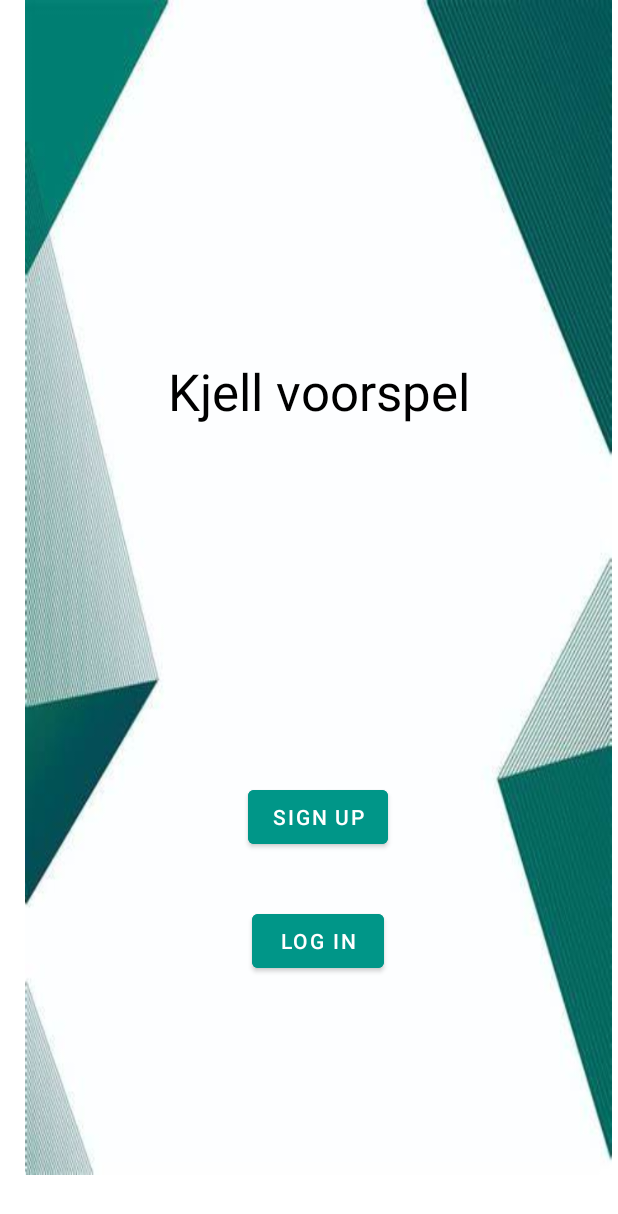
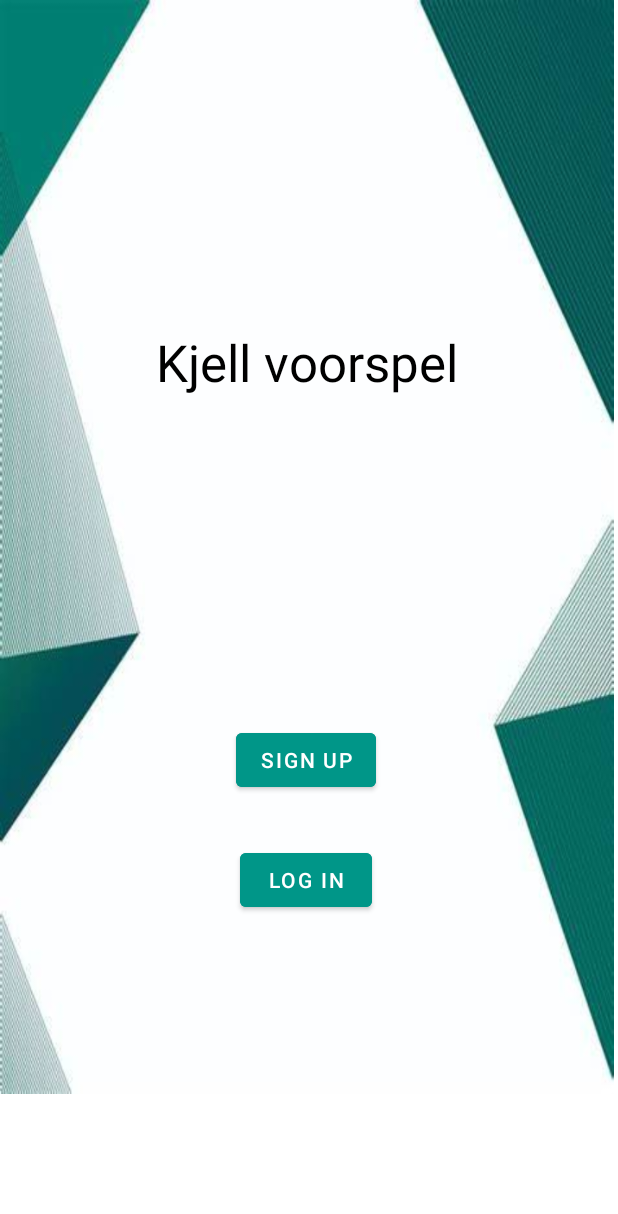
Before and after one commit to kalebatserkoen/kjellwalter2, an Android app: the screen it shows after launch (MainActivity), on a phone screen of 412 x 824 dp. Shown: the top 1214 px of the screen. Run offline under Robolectric (Android 15) with nearby library versions, the phone set to English and light mode, and no system bars.

Commit message:
achtergdrond activity main goed gemaakt

```diff
--- a/app/src/main/res/layout/activity_main.xml
+++ b/app/src/main/res/layout/activity_main.xml
@@ -7,13 +7,12 @@
     tools:context=".MainActivity">
 
     <androidx.fragment.app.FragmentContainerView
-        android:id="@+id/titel_landing"
+        android:id="@+id/fragmentContainerView"
         android:name="androidx.navigation.fragment.NavHostFragment"
-        android:layout_width="391dp"
-        android:layout_height="783dp"
-        android:layout_marginEnd="4dp"
+        android:layout_width="409dp"
+        android:layout_height="729dp"
         app:defaultNavHost="true"
-        app:layout_constraintEnd_toEndOf="parent"
         app:navGraph="@navigation/navigation"
-        tools:layout_editor_absoluteY="-5dp" />
+        tools:layout_editor_absoluteX="1dp"
+        tools:layout_editor_absoluteY="1dp" />
 </androidx.constraintlayout.widget.ConstraintLayout>
--- a/app/src/main/res/navigation/navigation.xml
+++ b/app/src/main/res/navigation/navigation.xml
@@ -21,15 +21,28 @@
         android:id="@+id/login"
         android:name="com.example.kjellwalter.login"
         android:label="fragment_login"
-        tools:layout="@layout/fragment_login" />
+        tools:layout="@layout/fragment_login" >
+        <action
+            android:id="@+id/action_login_to_homepage"
+            app:destination="@id/homepage" />
+    </fragment>
     <fragment
         android:id="@+id/signup"
         android:name="com.example.kjellwalter.signup"
         android:label="fragment_signup"
-        tools:layout="@layout/fragment_signup" />
+        tools:layout="@layout/fragment_signup" >
+        <action
+            android:id="@+id/action_signup_to_homepage"
+            app:destination="@id/homepage" />
+    </fragment>
     <fragment
         android:id="@+id/voorspelFragment"
         android:name="com.example.kjellwalter.voorspelFragment"
         android:label="fragment_voorspel"
         tools:layout="@layout/fragment_voorspel" />
+    <fragment
+        android:id="@+id/homepage"
+        android:name="com.example.kjellwalter.homepage"
+        android:label="fragment_homepage"
+        tools:layout="@layout/fragment_homepage" />
 </navigation>
```
